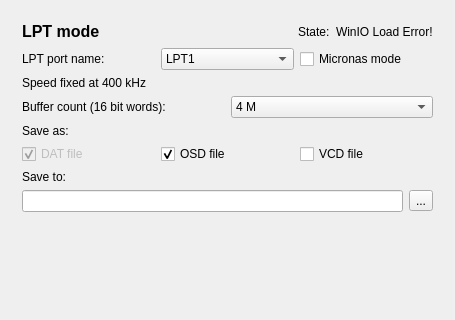
The window that mainwindow.ui (f0ma/quick-logic-sniffer) describes before a commit, drawn with Qt 5; both pictures show x 0 to 455 and y 0 to 320 of the 455 by 477 pixel window.
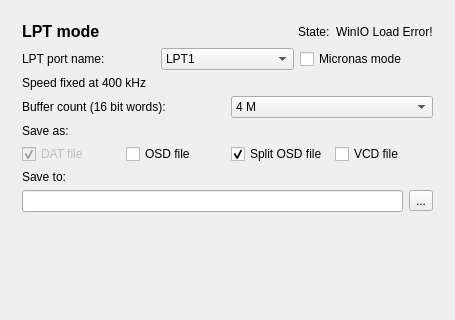
The same window after the commit. The open tabs and pages were chosen to show the change.

The edit to the form file:
```diff
--- a/mainwindow.ui
+++ b/mainwindow.ui
@@ -680,6 +680,16 @@
            <widget class="QCheckBox" name="cbOSDsave_Lpt">
             <property name="text">
              <string>OSD file</string>
+            </property>
+            <property name="checked">
+             <bool>false</bool>
+            </property>
+           </widget>
+          </item>
+          <item>
+           <widget class="QCheckBox" name="cbOSDSplitsave_Lpt">
+            <property name="text">
+             <string>Split OSD file</string>
             </property>
             <property name="checked">
              <bool>true</bool>
```
Left out of the diff: 2 changed lines with no effect on the pictures.
